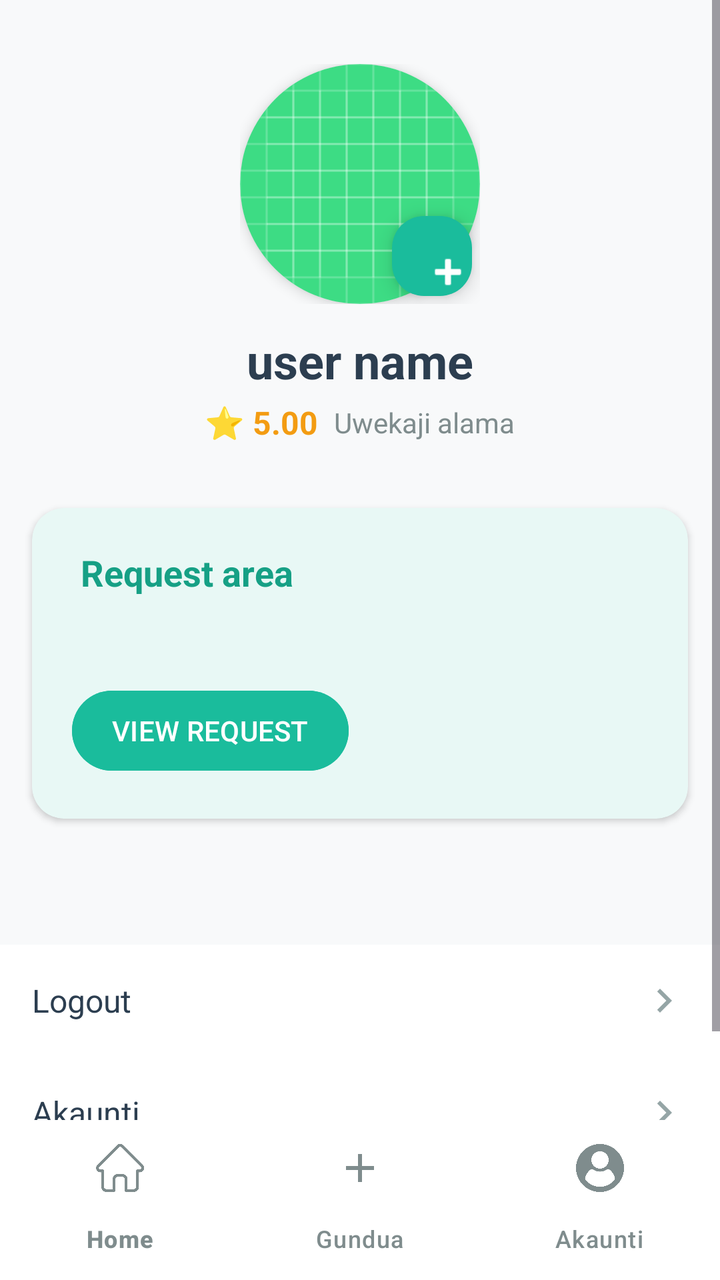
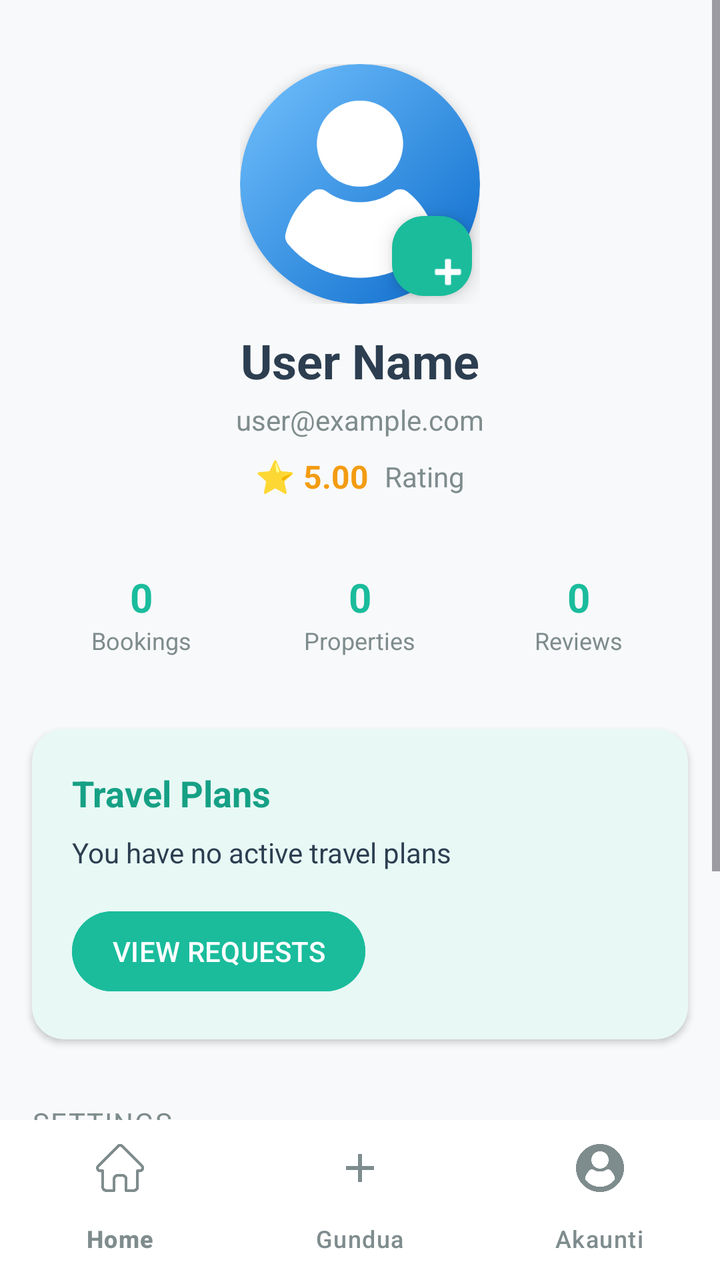

Screens rendered from an Android XML layout before and after an edit, with the pre-edit source and the edit as a unified diff.
<!-- AndroidManifest.xml: application theme Theme.Roomify -->
<!-- res/layout/activity_profile.xml -->
<?xml version="1.0" encoding="utf-8"?>
<androidx.constraintlayout.widget.ConstraintLayout xmlns:android="http://schemas.android.com/apk/res/android"
    xmlns:app="http://schemas.android.com/apk/res-auto"
    xmlns:tools="http://schemas.android.com/tools"
    android:layout_width="match_parent"
    android:layout_height="match_parent"
    android:background="@color/background_light"
    tools:context=".ProfileActivity">

    
    <ScrollView
        android:layout_width="match_parent"
        android:layout_height="0dp"
        android:fillViewport="true"
        app:layout_constraintBottom_toTopOf="@id/bottom_nav"
        app:layout_constraintEnd_toEndOf="parent"
        app:layout_constraintStart_toStartOf="parent"
        app:layout_constraintTop_toTopOf="parent">

        <LinearLayout
            android:layout_width="match_parent"
            android:layout_height="wrap_content"
            android:orientation="vertical"
            android:paddingBottom="24dp">

            
            <LinearLayout
                android:layout_width="match_parent"
                android:layout_height="wrap_content"
                android:gravity="center"
                android:orientation="vertical"
                android:paddingTop="32dp"
                android:paddingBottom="24dp">

                
                <FrameLayout
                    android:layout_width="120dp"
                    android:layout_height="120dp"
                    android:layout_gravity="center">

                    
                    <androidx.cardview.widget.CardView
                        android:layout_width="match_parent"
                        android:layout_height="match_parent"
                        app:cardCornerRadius="60dp"
                        app:cardElevation="4dp">

                        <ImageView
                            android:id="@+id/profileImage"
                            android:layout_width="match_parent"
                            android:layout_height="match_parent"
                            android:scaleType="centerCrop"
                            android:src="@drawable/ic_launcher_background"/>
                    </androidx.cardview.widget.CardView>

                    
                    <com.google.android.material.floatingactionbutton.FloatingActionButton
                        android:id="@+id/fabAddPhoto"
                        android:layout_width="40dp"
                        android:layout_height="40dp"
                        android:layout_gravity="bottom|end"
                        android:layout_margin="4dp"
                        android:contentDescription="TODO"
                        app:srcCompat="@android:drawable/ic_input_add"
                        app:backgroundTint="@color/primary_teal"
                        app:tint="@color/white"/>
                </FrameLayout>

                
                <TextView
                    android:id="@+id/profileName"
                    android:layout_width="wrap_content"
                    android:layout_height="wrap_content"
                    android:layout_marginTop="12dp"
                    android:text="user name"
                    android:textSize="24sp"
                    android:textStyle="bold"
                    android:textColor="@color/text_dark" />

                
                <LinearLayout
                    android:layout_width="wrap_content"
                    android:layout_height="wrap_content"
                    android:layout_marginTop="4dp"
                    android:gravity="center"
                    android:orientation="horizontal">

                    <TextView
                        android:layout_width="wrap_content"
                        android:layout_height="wrap_content"
                        android:text="⭐ 5.00"
                        android:textSize="16sp"
                        android:textColor="@color/rating_gold"
                        android:textStyle="bold" />

                    <TextView
                        android:layout_width="wrap_content"
                        android:layout_height="wrap_content"
                        android:layout_marginStart="8dp"
                        android:text="Uwekaji alama"
                        android:textSize="14sp"
                        android:textColor="@color/text_gray" />
                </LinearLayout>
            </LinearLayout>

            
            <androidx.cardview.widget.CardView
                android:layout_width="match_parent"
                android:layout_height="wrap_content"
                android:layout_marginHorizontal="16dp"
                android:layout_marginTop="8dp"
                android:layout_marginBottom="24dp"
                app:cardCornerRadius="16dp"
                app:cardElevation="2dp"
                app:cardBackgroundColor="@color/card_blue_light">

                <LinearLayout
                    android:layout_width="match_parent"
                    android:layout_height="wrap_content"
                    android:orientation="vertical"
                    android:padding="20dp">

                    <TextView
                        android:layout_width="wrap_content"
                        android:layout_height="wrap_content"
                        android:text=" Request area"
                        android:textSize="18sp"
                        android:textStyle="bold"
                        android:textColor="@color/primary_teal_dark" />

                    <TextView
                        android:layout_width="wrap_content"
                        android:layout_height="wrap_content"
                        android:layout_marginTop="8dp"
                        android:textSize="14sp"
                        android:textColor="@color/text_dark"
                        android:lineSpacingExtra="2dp" />

                    <Button
                        android:id="@+id/request"
                        android:layout_width="wrap_content"
                        android:layout_height="wrap_content"
                        android:layout_marginTop="16dp"
                        android:backgroundTint="@color/primary_teal"
                        android:paddingHorizontal="20dp"
                        android:paddingVertical="10dp"
                        android:text="VIEW REQUEST"
                        android:textColor="@color/white"
                        android:textSize="14sp"
                        app:cornerRadius="30dp" />

                </LinearLayout>
            </androidx.cardview.widget.CardView>

            
            <TextView
                android:layout_width="match_parent"
                android:layout_height="wrap_content"
                android:layout_marginStart="16dp"
                android:layout_marginTop="8dp"
                android:layout_marginBottom="12dp"
                android:textSize="14sp"
                android:textColor="@color/text_gray"
                android:textAllCaps="true"
                android:letterSpacing="0.05" />

            
            <LinearLayout
                android:layout_width="match_parent"
                android:layout_height="wrap_content"
                android:orientation="vertical"
                android:showDividers="middle"
                android:background="@color/white">

                <LinearLayout
                    android:id="@+id/logout"
                    style="@style/SettingItemStyle">

                    <TextView
                        style="@style/SettingTextStyle"
                        android:text="@string/logout"/>

                    <ImageView
                        style="@style/SettingIconStyle"
                        android:src="@drawable/ic_chevron_right" />
                </LinearLayout>

            </LinearLayout>


            
            <LinearLayout
                android:layout_width="match_parent"
                android:layout_height="wrap_content"
                android:orientation="vertical"
                android:divider="@drawable/divider_line"
                android:showDividers="middle"
                android:background="@color/white">


                <LinearLayout
                    style="@style/SettingItemStyle">

                    <TextView
                        style="@style/SettingTextStyle"
                        android:text="Akaunti" />

                    <ImageView
                        style="@style/SettingIconStyle"
                        android:src="@drawable/ic_chevron_right" />
                </LinearLayout>

            </LinearLayout>

        </LinearLayout>
    </ScrollView>

    
    <com.google.android.material.bottomnavigation.BottomNavigationView
        android:id="@+id/bottom_nav"
        android:layout_width="0dp"
        android:layout_height="wrap_content"
        android:background="@color/white"
        app:itemIconTint="@color/bottom_nav_tint"
        app:itemTextColor="@color/bottom_nav_tint"
        app:menu="@menu/bottom_nav_menu"
        app:layout_constraintBottom_toBottomOf="parent"
        app:layout_constraintEnd_toEndOf="parent"
        app:layout_constraintStart_toStartOf="parent"
        app:elevation="8dp" />

</androidx.constraintlayout.widget.ConstraintLayout>
<!-- resources referenced by this layout -->
<resources>
  <color name="background_light">#F8F9FA</color>
  <color name="bottom_nav_tint">#7F8C8D</color>
  <color name="card_blue_light">#E8F8F5</color>
  <color name="primary_teal">#1ABC9C</color>
  <color name="primary_teal_dark">#16A085</color>
  <color name="rating_gold">#F39C12</color>
  <color name="text_dark">#2C3E50</color>
  <color name="text_gray">#7F8C8D</color>
  <color name="white">#FFFFFFFF</color>
  <!-- drawable divider_line (drawable) -->
  <?xml version="1.0" encoding="utf-8"?>
  <shape xmlns:android="http://schemas.android.com/apk/res/android">
      <size android:height="1dp" />
      <solid android:color="#E0E0E0" />
  </shape>
  <!-- drawable ic_chevron_right (drawable) -->
  <?xml version="1.0" encoding="utf-8"?>
  <vector xmlns:android="http://schemas.android.com/apk/res/android"
      android:width="24dp"
      android:height="24dp"
      android:viewportWidth="24"
      android:viewportHeight="24">
      <path
          android:fillColor="#FF95A5A6"
          android:pathData="M10,6L8.59,7.41 13.17,12l-4.58,4.59L10,18l6,-6z"/>
  </vector>
  <!-- drawable ic_launcher_background: vector/xml drawable (drawable, 5129 chars, omitted) -->
  <string name="logout">Logout</string>
  <style name="SettingIconStyle">
          <item name="android:layout_width">24dp</item>
          <item name="android:layout_height">24dp</item>
      </style>
  <style name="SettingItemStyle">
          <item name="android:layout_width">match_parent</item>
          <item name="android:layout_height">wrap_content</item>
          <item name="android:orientation">horizontal</item>
          <item name="android:paddingStart">16dp</item>
          <item name="android:paddingEnd">16dp</item>
          <item name="android:paddingTop">16dp</item>
          <item name="android:paddingBottom">16dp</item>
          <item name="android:gravity">center_vertical</item>
          <item name="android:background">?android:attr/selectableItemBackground</item>
      </style>
  <style name="SettingTextStyle">
          <item name="android:layout_width">0dp</item>
          <item name="android:layout_height">wrap_content</item>
          <item name="android:layout_weight">1</item>
          <item name="android:textSize">16sp</item>
          <item name="android:textColor">@color/text_dark</item>
      </style>
  <style name="Theme.Roomify" parent="Base.Theme.Roomify" />
  <style name="Base.Theme.Roomify" parent="Theme.Material3.DayNight.NoActionBar">
          
  
          
      </style>
</resources>

<!-- the commit's change to res/layout/activity_profile.xml (unified diff, before → after) -->
@@ -38,7 +38,6 @@
                     android:layout_height="120dp"
                     android:layout_gravity="center">
 
-                    
                     <androidx.cardview.widget.CardView
                         android:layout_width="match_parent"
                         android:layout_height="match_parent"
@@ -50,20 +49,19 @@
                             android:layout_width="match_parent"
                             android:layout_height="match_parent"
                             android:scaleType="centerCrop"
-                            android:src="@drawable/ic_launcher_background"/>
+                            android:src="@drawable/ic_profile" />
                     </androidx.cardview.widget.CardView>
 
-                    
                     <com.google.android.material.floatingactionbutton.FloatingActionButton
                         android:id="@+id/fabAddPhoto"
                         android:layout_width="40dp"
                         android:layout_height="40dp"
                         android:layout_gravity="bottom|end"
                         android:layout_margin="4dp"
-                        android:contentDescription="TODO"
+                        android:contentDescription="Add Photo"
                         app:srcCompat="@android:drawable/ic_input_add"
                         app:backgroundTint="@color/primary_teal"
-                        app:tint="@color/white"/>
+                        app:tint="@color/white" />
                 </FrameLayout>
 
                 
@@ -72,16 +70,39 @@
                     android:layout_width="wrap_content"
                     android:layout_height="wrap_content"
                     android:layout_marginTop="12dp"
-                    android:text="user name"
+                    android:text="User Name"
                     android:textSize="24sp"
                     android:textStyle="bold"
                     android:textColor="@color/text_dark" />
 
                 
-                <LinearLayout
+                <TextView
+                    android:id="@+id/profileEmail"
                     android:layout_width="wrap_content"
                     android:layout_height="wrap_content"
                     android:layout_marginTop="4dp"
+                    android:text="user@example.com"
+                    android:textSize="14sp"
+                    android:textColor="@color/text_gray" />
+
+                
+                <TextView
+                    android:id="@+id/profileRole"
+                    android:layout_width="wrap_content"
+                    android:layout_height="wrap_content"
+                    android:layout_marginTop="8dp"
+                    android:paddingHorizontal="12dp"
+                    android:paddingVertical="4dp"
+                    android:text="Tenant"
+                    android:textSize="12sp"
+                    android:textColor="@color/white"
+                    android:visibility="gone" />
+
+                
+                <LinearLayout
+                    android:layout_width="wrap_content"
+                    android:layout_height="wrap_content"
+                    android:layout_marginTop="8dp"
                     android:gravity="center"
                     android:orientation="horizontal">
 
@@ -97,8 +118,93 @@
                         android:layout_width="wrap_content"
                         android:layout_height="wrap_content"
                         android:layout_marginStart="8dp"
-                        android:text="Uwekaji alama"
+                        android:text="Rating"
                         android:textSize="14sp"
+                        android:textColor="@color/text_gray" />
+                </LinearLayout>
+            </LinearLayout>
+
+            
+            <LinearLayout
+                android:layout_width="match_parent"
+                android:layout_height="wrap_content"
+                android:layout_marginHorizontal="16dp"
+                android:layout_marginBottom="16dp"
+                android:orientation="horizontal"
+                android:weightSum="3">
+
+                <LinearLayout
+                    android:layout_width="0dp"
+                    android:layout_height="wrap_content"
+                    android:layout_weight="1"
+                    android:gravity="center"
+                    android:orientation="vertical"
+                    android:padding="12dp">
+
+                    <TextView
+                        android:id="@+id/tvBookingsCount"
+                        android:layout_width="wrap_content"
+                        android:layout_height="wrap_content"
+                        android:text="0"
+                        android:textSize="20sp"
+                        android:textStyle="bold"
+                        android:textColor="@color/primary_teal" />
+
+                    <TextView
+                        android:layout_width="wrap_content"
+                        android:layout_height="wrap_content"
+                        android:text="Bookings"
+                        android:textSize="12sp"
+                        android:textColor="@color/text_gray" />
+                </LinearLayout>
+
+                <LinearLayout
+                    android:layout_width="0dp"
+                    android:layout_height="wrap_content"
+                    android:layout_weight="1"
+                    android:gravity="center"
+                    android:orientation="vertical"
+                    android:padding="12dp">
+
+                    <TextView
+                        android:id="@+id/tvPropertiesCount"
+                        android:layout_width="wrap_content"
+                        android:layout_height="wrap_content"
+                        android:text="0"
+                        android:textSize="20sp"
+                        android:textStyle="bold"
+                        android:textColor="@color/primary_teal" />
+
+                    <TextView
+                        android:layout_width="wrap_content"
+                        android:layout_height="wrap_content"
+                        android:text="Properties"
+                        android:textSize="12sp"
+                        android:textColor="@color/text_gray" />
+                </LinearLayout>
+
+                <LinearLayout
+                    android:layout_width="0dp"
+                    android:layout_height="wrap_content"
+                    android:layout_weight="1"
+                    android:gravity="center"
+                    android:orientation="vertical"
+                    android:padding="12dp">
+
+                    <TextView
+                        android:id="@+id/tvReviewsCount"
+                        android:layout_width="wrap_content"
+                        android:layout_height="wrap_content"
+                        android:text="0"
+                        android:textSize="20sp"
+                        android:textStyle="bold"
+                        android:textColor="@color/primary_teal" />
+
+                    <TextView
+                        android:layout_width="wrap_content"
+                        android:layout_height="wrap_content"
+                        android:text="Reviews"
+                        android:textSize="12sp"
                         android:textColor="@color/text_gray" />
                 </LinearLayout>
             </LinearLayout>
@@ -123,15 +229,17 @@
                     <TextView
                         android:layout_width="wrap_content"
                         android:layout_height="wrap_content"
-                        android:text=" Request area"
+                        android:text="Travel Plans"
                         android:textSize="18sp"
                         android:textStyle="bold"
                         android:textColor="@color/primary_teal_dark" />
 
                     <TextView
+                        android:id="@+id/travelPlanText"
                         android:layout_width="wrap_content"
                         android:layout_height="wrap_content"
                         android:layout_marginTop="8dp"
+                        android:text="You have no active travel plans"
                         android:textSize="14sp"
                         android:textColor="@color/text_dark"
                         android:lineSpacingExtra="2dp" />
@@ -144,11 +252,10 @@
                         android:backgroundTint="@color/primary_teal"
                         android:paddingHorizontal="20dp"
                         android:paddingVertical="10dp"
-                        android:text="VIEW REQUEST"
+                        android:text="VIEW REQUESTS"
                         android:textColor="@color/white"
                         android:textSize="14sp"
                         app:cornerRadius="30dp" />
-
                 </LinearLayout>
             </androidx.cardview.widget.CardView>
 
@@ -159,6 +266,7 @@
                 android:layout_marginStart="16dp"
                 android:layout_marginTop="8dp"
                 android:layout_marginBottom="12dp"
+                android:text="SETTINGS"
                 android:textSize="14sp"
                 android:textColor="@color/text_gray"
                 android:textAllCaps="true"
@@ -169,49 +277,68 @@
                 android:layout_width="match_parent"
                 android:layout_height="wrap_content"
                 android:orientation="vertical"
-                android:showDividers="middle"
                 android:background="@color/white">
 
+                
                 <LinearLayout
                     android:id="@+id/logout"
-                    style="@style/SettingItemStyle">
-
-                    <TextView
-                        style="@style/SettingTextStyle"
-                        android:text="@string/logout"/>
+                    android:layout_width="match_parent"
+                    android:layout_height="56dp"
+                    android:orientation="horizontal"
+                    android:gravity="center_vertical"
+                    android:paddingHorizontal="16dp"
+                    android:clickable="true"
+                    android:focusable="true"
+                    android:background="?attr/selectableItemBackground">
+
+                    <TextView
+                        android:layout_width="0dp"
+                        android:layout_height="wrap_content"
+                        android:layout_weight="1"
+                        android:text="Logout"
+                        android:textSize="16sp"
+                        android:textColor="@color/text_dark" />
 
                     <ImageView
-                        style="@style/SettingIconStyle"
-                        android:src="@drawable/ic_chevron_right" />
-                </LinearLayout>
-
+                        android:layout_width="24dp"
+                        android:layout_height="24dp"
+                        android:src="@drawable/ic_chevron_right"
+                        app:tint="@color/text_gray" />
+                </LinearLayout>
+
+                
+                <View
+                    android:layout_width="match_parent"
+                    android:layout_height="1dp"
+                    android:background="@color/divider_color" />
+
+                
+                <LinearLayout
+                    android:id="@+id/accountLayout"
+                    android:layout_width="match_parent"
+                    android:layout_height="56dp"
+                    android:orientation="horizontal"
+                    android:gravity="center_vertical"
+                    android:paddingHorizontal="16dp"
+                    android:clickable="true"
+                    android:focusable="true"
+                    android:background="?attr/selectableItemBackground">
+
+                    <TextView
+                        android:layout_width="0dp"
+                        android:layout_height="wrap_content"
+                        android:layout_weight="1"
+                        android:text="Account Settings"
+                        android:textSize="16sp"
+                        android:textColor="@color/text_dark" />
+
+                    <ImageView
+                        android:layout_width="24dp"
+                        android:layout_height="24dp"
+                        android:src="@drawable/ic_chevron_right"
+                        app:tint="@color/text_gray" />
+                </LinearLayout>
             </LinearLayout>
-
-
-            
-            <LinearLayout
-                android:layout_width="match_parent"
-                android:layout_height="wrap_content"
-                android:orientation="vertical"
-                android:divider="@drawable/divider_line"
-                android:showDividers="middle"
-                android:background="@color/white">
-
-
-                <LinearLayout
-                    style="@style/SettingItemStyle">
-
-                    <TextView
-                        style="@style/SettingTextStyle"
-                        android:text="Akaunti" />
-
-                    <ImageView
-                        style="@style/SettingIconStyle"
-                        android:src="@drawable/ic_chevron_right" />
-                </LinearLayout>
-
-            </LinearLayout>
-
         </LinearLayout>
     </ScrollView>
 
<!-- resource entries referenced after the edit -->
@@ -3,18 +3,13 @@
   <color name="background_light">#F8F9FA</color>
   <color name="bottom_nav_tint">#7F8C8D</color>
   <color name="card_blue_light">#E8F8F5</color>
+  <color name="divider_color">#E0E0E0</color>
   <color name="primary_teal">#1ABC9C</color>
   <color name="primary_teal_dark">#16A085</color>
   <color name="rating_gold">#F39C12</color>
   <color name="text_dark">#2C3E50</color>
   <color name="text_gray">#7F8C8D</color>
   <color name="white">#FFFFFFFF</color>
-  <!-- drawable divider_line (drawable) -->
-  <?xml version="1.0" encoding="utf-8"?>
-  <shape xmlns:android="http://schemas.android.com/apk/res/android">
-      <size android:height="1dp" />
-      <solid android:color="#E0E0E0" />
-  </shape>
   <!-- drawable ic_chevron_right (drawable) -->
   <?xml version="1.0" encoding="utf-8"?>
   <vector xmlns:android="http://schemas.android.com/apk/res/android"
@@ -26,30 +21,7 @@
           android:fillColor="#FF95A5A6"
           android:pathData="M10,6L8.59,7.41 13.17,12l-4.58,4.59L10,18l6,-6z"/>
   </vector>
-  <!-- drawable ic_launcher_background: vector/xml drawable (drawable, 5129 chars, omitted) -->
-  <string name="logout">Logout</string>
-  <style name="SettingIconStyle">
-          <item name="android:layout_width">24dp</item>
-          <item name="android:layout_height">24dp</item>
-      </style>
-  <style name="SettingItemStyle">
-          <item name="android:layout_width">match_parent</item>
-          <item name="android:layout_height">wrap_content</item>
-          <item name="android:orientation">horizontal</item>
-          <item name="android:paddingStart">16dp</item>
-          <item name="android:paddingEnd">16dp</item>
-          <item name="android:paddingTop">16dp</item>
-          <item name="android:paddingBottom">16dp</item>
-          <item name="android:gravity">center_vertical</item>
-          <item name="android:background">?android:attr/selectableItemBackground</item>
-      </style>
-  <style name="SettingTextStyle">
-          <item name="android:layout_width">0dp</item>
-          <item name="android:layout_height">wrap_content</item>
-          <item name="android:layout_weight">1</item>
-          <item name="android:textSize">16sp</item>
-          <item name="android:textColor">@color/text_dark</item>
-      </style>
+  <!-- drawable ic_profile: png bitmap (drawable, 31307 bytes) -->
   <style name="Theme.Roomify" parent="Base.Theme.Roomify" />
   <style name="Base.Theme.Roomify" parent="Theme.Material3.DayNight.NoActionBar">
           
